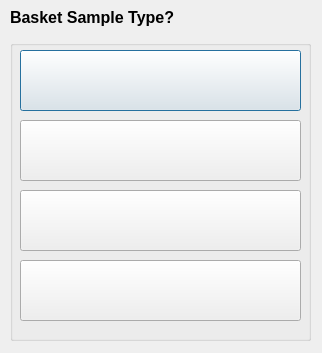
guyuhong/CLAMS, file ui/TypeSelDialog.ui: the form before one commit.
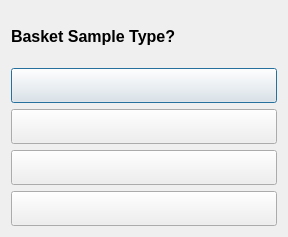
The form after the commit.

Diff of the .ui file:
```diff
--- a/ui/TypeSelDialog.ui
+++ b/ui/TypeSelDialog.ui
@@ -1,125 +1,109 @@
 <ui version="4.0" >
  <class>typeselDialog</class>
- <widget class="QDialog" name="typeselDialog" >
-  <property name="geometry" >
+ <widget class="QDialog" name="typeselDialog">
+  <property name="geometry">
    <rect>
     <x>0</x>
     <y>0</y>
-    <width>322</width>
-    <height>353</height>
+    <width>288</width>
+    <height>237</height>
    </rect>
   </property>
   <property name="windowTitle" >
    <string>Sample Type</string>
   </property>
-  <widget class="QGroupBox" name="typeBox" >
-   <property name="enabled" >
-    <bool>true</bool>
-   </property>
-   <property name="geometry" >
-    <rect>
-     <x>10</x>
-     <y>40</y>
-     <width>301</width>
-     <height>301</height>
-    </rect>
-   </property>
-   <property name="title" >
-    <string/>
-   </property>
-   <widget class="QPushButton" name="btn_0" >
-    <property name="geometry" >
-     <rect>
-      <x>10</x>
-      <y>10</y>
-      <width>281</width>
-      <height>61</height>
-     </rect>
-    </property>
-    <property name="font" >
-     <font>
-      <pointsize>14</pointsize>
-     </font>
-    </property>
-    <property name="text" >
-     <string/>
-    </property>
-   </widget>
-   <widget class="QPushButton" name="btn_1" >
-    <property name="geometry" >
-     <rect>
-      <x>10</x>
-      <y>80</y>
-      <width>281</width>
-      <height>61</height>
-     </rect>
-    </property>
-    <property name="font" >
-     <font>
-      <pointsize>14</pointsize>
-     </font>
-    </property>
-    <property name="text" >
-     <string/>
-    </property>
-   </widget>
-   <widget class="QPushButton" name="btn_2" >
-    <property name="geometry" >
-     <rect>
-      <x>10</x>
-      <y>150</y>
-      <width>281</width>
-      <height>61</height>
-     </rect>
-    </property>
-    <property name="font" >
-     <font>
-      <pointsize>14</pointsize>
-     </font>
-    </property>
-    <property name="text" >
-     <string/>
-    </property>
-   </widget>
-   <widget class="QPushButton" name="btn_3" >
-    <property name="geometry" >
-     <rect>
-      <x>10</x>
-      <y>220</y>
-      <width>281</width>
-      <height>61</height>
-     </rect>
-    </property>
-    <property name="font" >
-     <font>
-      <pointsize>14</pointsize>
-     </font>
-    </property>
-    <property name="text" >
-     <string/>
-    </property>
-   </widget>
-  </widget>
-  <widget class="QLabel" name="label" >
-   <property name="geometry" >
-    <rect>
-     <x>10</x>
-     <y>0</y>
-     <width>249</width>
-     <height>34</height>
-    </rect>
-   </property>
-   <property name="font" >
-    <font>
-     <pointsize>12</pointsize>
-     <weight>75</weight>
-     <bold>true</bold>
-    </font>
-   </property>
-   <property name="text" >
-    <string>Basket Sample Type?</string>
-   </property>
-  </widget>
+  <layout class="QVBoxLayout" name="verticalLayout_2">
+   <item>
+    <layout class="QVBoxLayout" name="verticalLayout">
+     <item>
+      <widget class="QLabel" name="label">
+       <property name="font">
+        <font>
+         <pointsize>12</pointsize>
+         <weight>75</weight>
+         <bold>true</bold>
+        </font>
+       </property>
+       <property name="text">
+        <string>Basket Sample Type?</string>
+       </property>
+      </widget>
+     </item>
+     <item>
+      <widget class="QPushButton" name="btn_0">
+       <property name="minimumSize">
+        <size>
+         <width>165</width>
+         <height>35</height>
+        </size>
+       </property>
+       <property name="font">
+        <font>
+         <pointsize>14</pointsize>
+        </font>
+       </property>
+       <property name="text">
+        <string/>
+       </property>
+      </widget>
+     </item>
+     <item>
+      <widget class="QPushButton" name="btn_1">
+       <property name="minimumSize">
+        <size>
+         <width>165</width>
+         <height>35</height>
+        </size>
+       </property>
+       <property name="font">
+        <font>
+         <pointsize>14</pointsize>
+        </font>
+       </property>
+       <property name="text">
+        <string/>
+       </property>
+      </widget>
+     </item>
+     <item>
+      <widget class="QPushButton" name="btn_2">
+       <property name="minimumSize">
+        <size>
+         <width>165</width>
+         <height>35</height>
+        </size>
+       </property>
+       <property name="font">
+        <font>
+         <pointsize>14</pointsize>
+        </font>
+       </property>
+       <property name="text">
+        <string/>
+       </property>
+      </widget>
+     </item>
+     <item>
+      <widget class="QPushButton" name="btn_3">
+       <property name="minimumSize">
+        <size>
+         <width>165</width>
+         <height>35</height>
+        </size>
+       </property>
+       <property name="font">
+        <font>
+         <pointsize>14</pointsize>
+        </font>
+       </property>
+       <property name="text">
+        <string/>
+       </property>
+      </widget>
+     </item>
+    </layout>
+   </item>
+  </layout>
  </widget>
  <resources/>
  <connections/>
```
Left out of the diff: 5 changed lines with no effect on the pictures.
